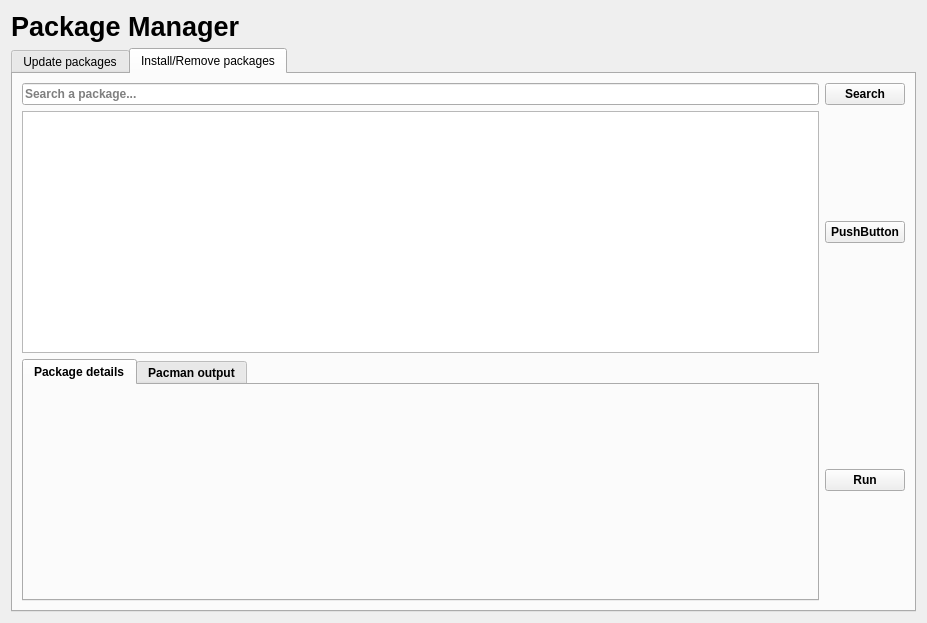
This is archcentral/ui/designer/packagemanager.ui in szabatoro/archcentral-thesis as Qt 5 draws it before an edit. The edited form follows.
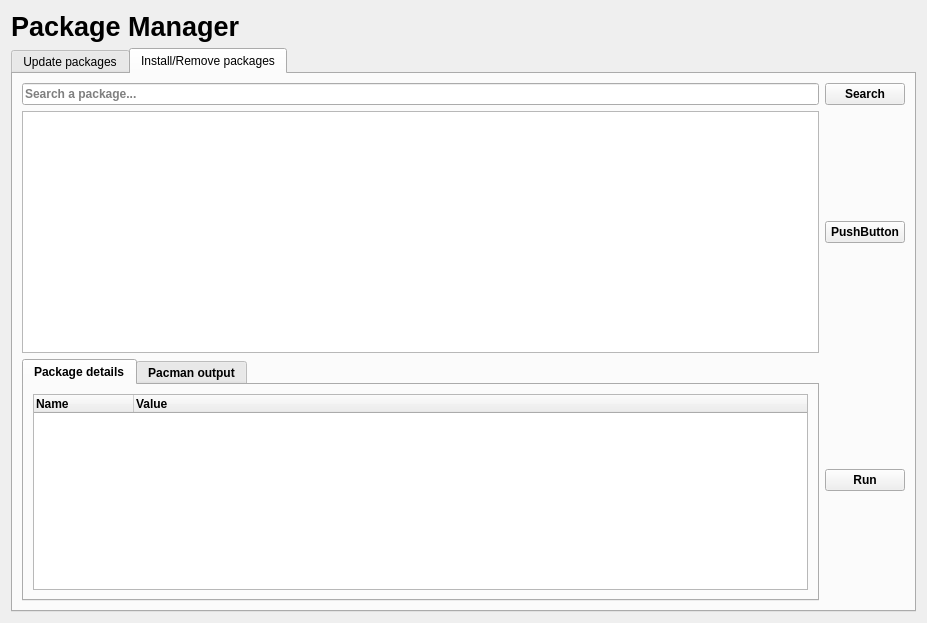
This is the edited form. The open tabs and pages were chosen to show the change.

Commit message: added basic package detail view implementation

```diff
--- a/archcentral/ui/designer/packagemanager.ui
+++ b/archcentral/ui/designer/packagemanager.ui
@@ -153,7 +153,31 @@
             <attribute name="title">
              <string>Package details</string>
             </attribute>
-            <layout class="QVBoxLayout" name="verticalLayout_5"/>
+            <layout class="QVBoxLayout" name="verticalLayout_5">
+             <item>
+              <widget class="QTreeWidget" name="package_details_tree">
+               <property name="columnCount">
+                <number>2</number>
+               </property>
+               <attribute name="headerVisible">
+                <bool>true</bool>
+               </attribute>
+               <attribute name="headerCascadingSectionResizes">
+                <bool>true</bool>
+               </attribute>
+               <column>
+                <property name="text">
+                 <string>Name</string>
+                </property>
+               </column>
+               <column>
+                <property name="text">
+                 <string>Value</string>
+                </property>
+               </column>
+              </widget>
+             </item>
+            </layout>
            </widget>
            <widget class="QWidget" name="pacman_output_tab">
             <attribute name="title">
```
Left out of the diff: 5 changed lines with no effect on the pictures. The commit also changes 2 other files.
